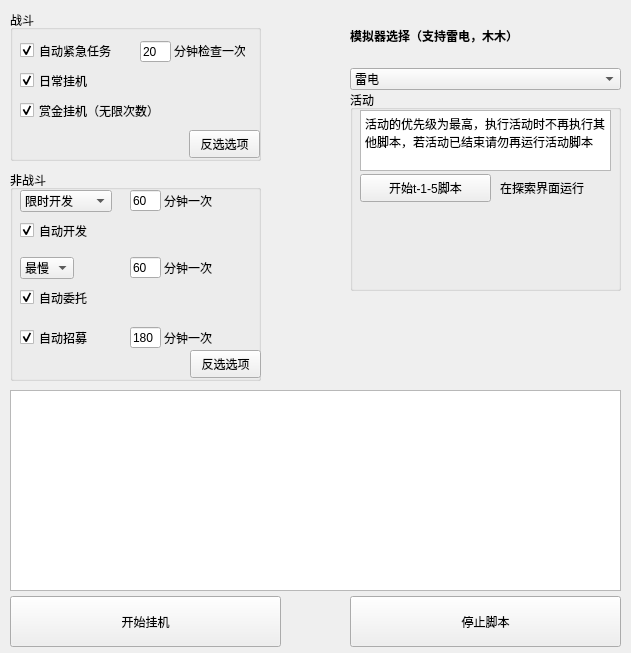
This is player.ui in HermitZHQ/GameAssistant as Qt 5 draws it before an edit. The edited form follows.
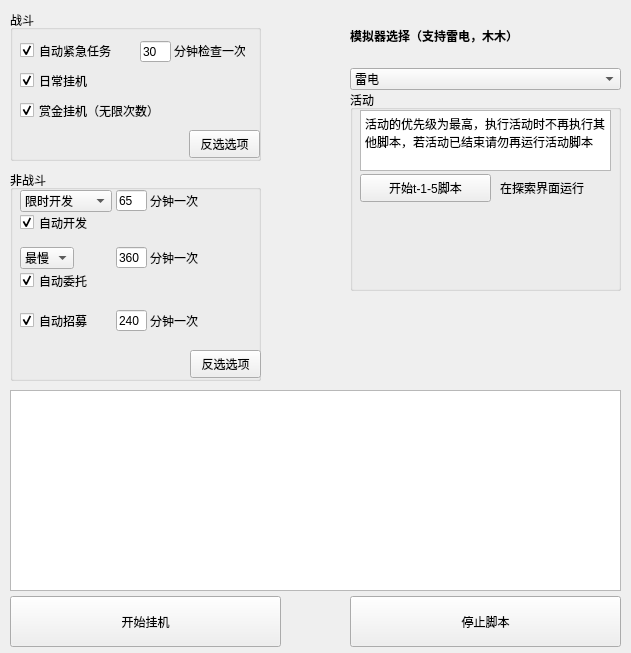
This is the edited form.

The edit to the form file:
```diff
--- a/player.ui
+++ b/player.ui
@@ -113,7 +113,7 @@
     <property name="geometry">
      <rect>
       <x>10</x>
-      <y>117</y>
+      <y>100</y>
       <width>91</width>
       <height>21</height>
      </rect>
@@ -129,7 +129,7 @@
     <property name="geometry">
      <rect>
       <x>10</x>
-      <y>50</y>
+      <y>42</y>
       <width>91</width>
       <height>21</height>
      </rect>
@@ -178,8 +178,8 @@
    <widget class="QLabel" name="label_8">
     <property name="geometry">
      <rect>
-      <x>154</x>
-      <y>90</y>
+      <x>140</x>
+      <y>80</y>
       <width>61</width>
       <height>16</height>
      </rect>
@@ -191,7 +191,7 @@
    <widget class="QLabel" name="label_5">
     <property name="geometry">
      <rect>
-      <x>154</x>
+      <x>140</x>
       <y>23</y>
       <width>61</width>
       <height>16</height>
@@ -205,9 +205,9 @@
     <property name="geometry">
      <rect>
       <x>10</x>
-      <y>87</y>
-      <width>60</width>
-      <height>21</height>
+      <y>77</y>
+      <width>81</width>
+      <height>20</height>
      </rect>
     </property>
     <property name="layoutDirection">
@@ -228,34 +228,34 @@
    <widget class="QLineEdit" name="edt_delegateInterval">
     <property name="geometry">
      <rect>
-      <x>120</x>
-      <y>87</y>
+      <x>106</x>
+      <y>77</y>
       <width>31</width>
       <height>21</height>
      </rect>
     </property>
     <property name="text">
-     <string>60</string>
+     <string>360</string>
     </property>
    </widget>
    <widget class="QLineEdit" name="edt_devInterval">
     <property name="geometry">
      <rect>
-      <x>120</x>
+      <x>106</x>
       <y>20</y>
       <width>31</width>
       <height>21</height>
      </rect>
     </property>
     <property name="text">
-     <string>60</string>
+     <string>65</string>
     </property>
    </widget>
    <widget class="QCheckBox" name="chk_recruit">
     <property name="geometry">
      <rect>
       <x>10</x>
-      <y>157</y>
+      <y>140</y>
       <width>91</width>
       <height>21</height>
      </rect>
@@ -270,8 +270,8 @@
    <widget class="QLabel" name="label_9">
     <property name="geometry">
      <rect>
-      <x>154</x>
-      <y>160</y>
+      <x>140</x>
+      <y>143</y>
       <width>61</width>
       <height>16</height>
      </rect>
@@ -283,14 +283,14 @@
    <widget class="QLineEdit" name="edt_recruitInterval">
     <property name="geometry">
      <rect>
-      <x>120</x>
-      <y>157</y>
+      <x>106</x>
+      <y>140</y>
       <width>31</width>
       <height>21</height>
      </rect>
     </property>
     <property name="text">
-     <string>180</string>
+     <string>240</string>
     </property>
    </widget>
    <widget class="QPushButton" name="btn_noneBattle_toggle">
@@ -374,7 +374,7 @@
      </rect>
     </property>
     <property name="text">
-     <string>20</string>
+     <string>30</string>
     </property>
    </widget>
    <widget class="QCheckBox" name="chk_emergency">
```
Left out of the diff: 4 changed lines with no effect on the pictures.
